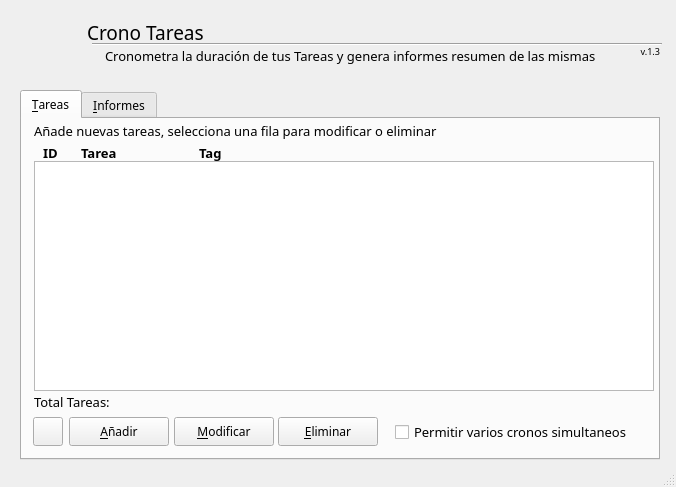
The window that ui_CronoTareas.ui (donanpher/CronoTareas) describes before a commit, drawn with Qt 5.
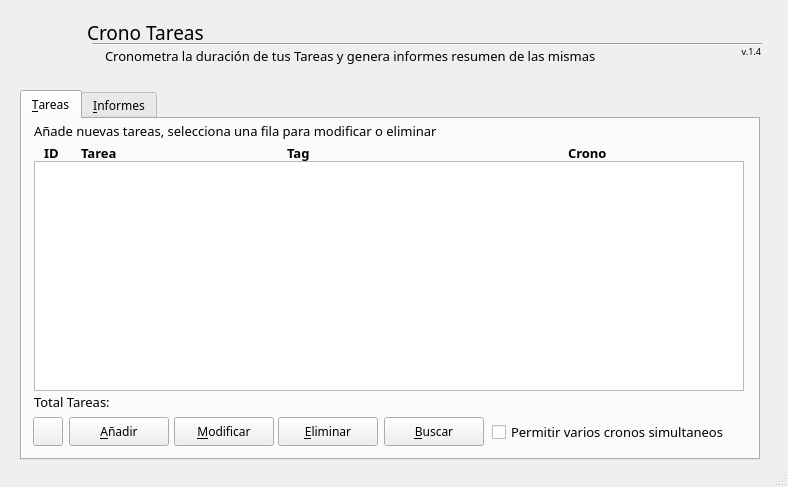
The same window after the commit. Icons and pictures are not drawn.

The edit to the form file:
```diff
--- a/ui_CronoTareas.ui
+++ b/ui_CronoTareas.ui
@@ -6,7 +6,7 @@
    <rect>
     <x>0</x>
     <y>0</y>
-    <width>676</width>
+    <width>788</width>
     <height>487</height>
    </rect>
   </property>
@@ -56,7 +56,7 @@
      <rect>
       <x>92</x>
       <y>43</y>
-      <width>570</width>
+      <width>670</width>
       <height>3</height>
      </rect>
     </property>
@@ -67,7 +67,7 @@
    <widget class="QLabel" name="label">
     <property name="geometry">
      <rect>
-      <x>620</x>
+      <x>721</x>
       <y>43</y>
       <width>40</width>
       <height>17</height>
@@ -80,7 +80,7 @@
      </font>
     </property>
     <property name="text">
-     <string>v.1.3</string>
+     <string>v.1.4</string>
     </property>
     <property name="alignment">
      <set>Qt::AlignRight|Qt::AlignTrailing|Qt::AlignVCenter</set>
@@ -130,7 +130,7 @@
      <rect>
       <x>20</x>
       <y>90</y>
-      <width>640</width>
+      <width>740</width>
       <height>370</height>
      </rect>
     </property>
@@ -248,7 +248,7 @@
        <rect>
         <x>12</x>
         <y>42</y>
-        <width>620</width>
+        <width>710</width>
         <height>230</height>
        </rect>
       </property>
@@ -268,7 +268,7 @@
      <widget class="QCheckBox" name="checkBoxMultiCrono">
       <property name="geometry">
        <rect>
-        <x>373</x>
+        <x>470</x>
         <y>302</y>
         <width>250</width>
         <height>22</height>
@@ -289,7 +289,7 @@
      <widget class="QLabel" name="labelCronoTareas_4">
       <property name="geometry">
        <rect>
-        <x>21</x>
+        <x>22</x>
         <y>24</y>
         <width>20</width>
         <height>20</height>
@@ -333,7 +333,7 @@
      <widget class="QLabel" name="labelCronoTareas_6">
       <property name="geometry">
        <rect>
-        <x>177</x>
+        <x>265</x>
         <y>24</y>
         <width>50</width>
         <height>20</height>
@@ -401,6 +401,50 @@
        <string>Total Tareas: </string>
       </property>
      </widget>
+     <widget class="QLabel" name="labelCronoTareas_7">
+      <property name="geometry">
+       <rect>
+        <x>546</x>
+        <y>24</y>
+        <width>50</width>
+        <height>20</height>
+       </rect>
+      </property>
+      <property name="font">
+       <font>
+        <family>Gallaecia Castelo</family>
+        <pointsize>10</pointsize>
+        <weight>75</weight>
+        <bold>true</bold>
+        <underline>false</underline>
+       </font>
+      </property>
+      <property name="text">
+       <string>Crono</string>
+      </property>
+     </widget>
+     <widget class="QPushButton" name="pushButtonBuscar">
+      <property name="geometry">
+       <rect>
+        <x>362</x>
+        <y>298</y>
+        <width>100</width>
+        <height>29</height>
+       </rect>
+      </property>
+      <property name="font">
+       <font>
+        <family>Gallaecia Castelo</family>
+       </font>
+      </property>
+      <property name="text">
+       <string>&amp;Buscar</string>
+      </property>
+      <property name="icon">
+       <iconset resource="mirecurso.qrc">
+        <normaloff>:/miprefijo/images/buscar.ico</normaloff>:/miprefijo/images/buscar.ico</iconset>
+      </property>
+     </widget>
     </widget>
     <widget class="QWidget" name="tab_2">
      <attribute name="icon">
```
Left out of the diff: 10 changed lines with no effect on the pictures.
